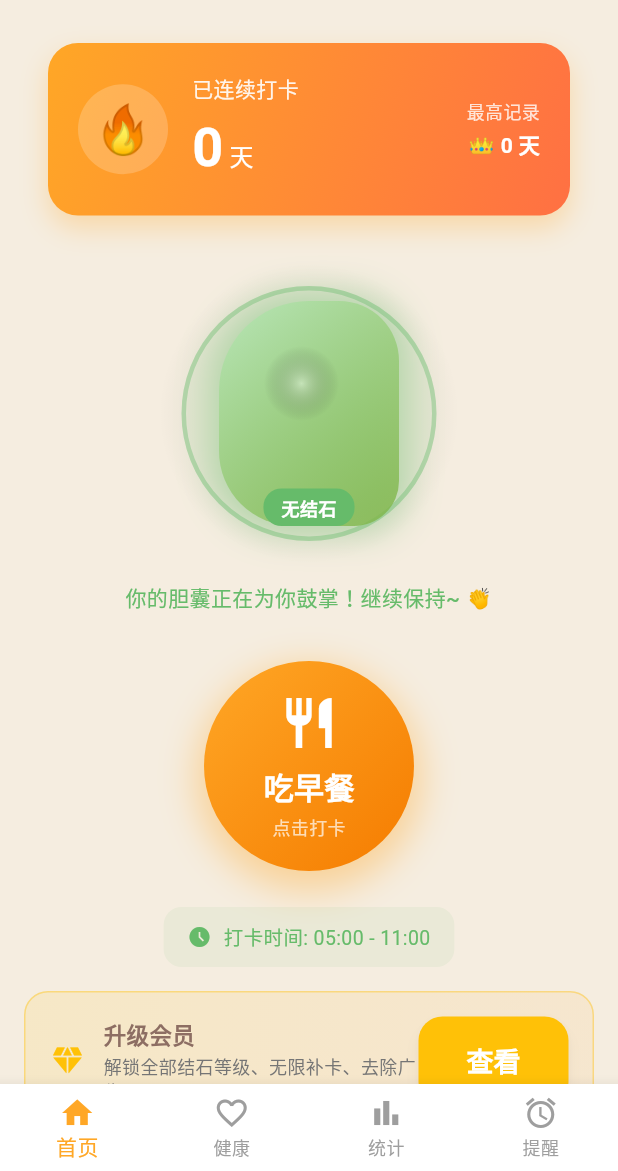
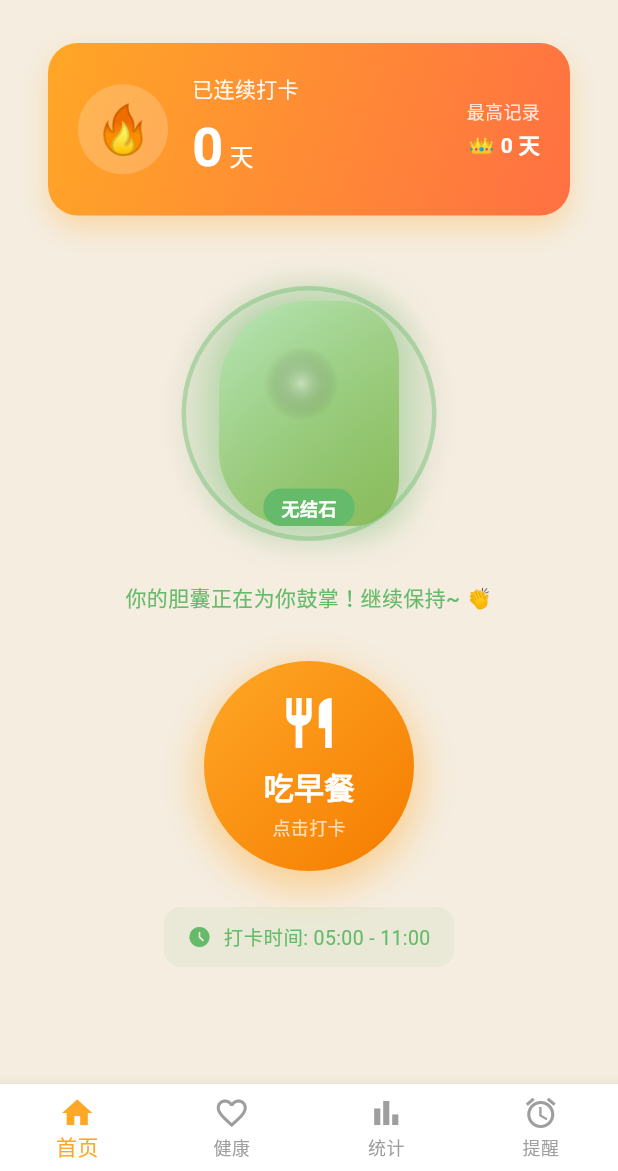
Before and after one commit to yujietang/breakfast_checkin, a Flutter app: the screen it shows after launch, after a tap on "不同意", on a phone screen of 412 x 824 dp, the part 65-1236 px from its top. Run offline on Flutter 3.47's test engine with Material 3 defaults, Android fonts, the phone set to English and light mode, and no system bars; our stand-ins replace fl_chart, flutter_local_notifications, share_plus, shared_preferences, sqflite, timezone; accounts and stored records are empty; Roboto replaces fonts that are missing (PingFang SC).

Commit message:
fix: 删除会员提示卡片，修复测试

```diff
--- a/lib/screens/home_screen_v2.dart
+++ b/lib/screens/home_screen_v2.dart
@@ -396,67 +396,7 @@ class _HomeScreenV2State extends State<HomeScreenV2>
                 ),
               ),
 
-              // 会员提示
-              if (!userData.isPremiumValid)
-                Container(
-                  margin: const EdgeInsets.only(top: 16),
-                  padding: const EdgeInsets.all(16),
-                  decoration: BoxDecoration(
-                    gradient: LinearGradient(
-                      colors: [
-                        Colors.amber.withAlpha(30),
-                        Colors.orange.withAlpha(20),
-                      ],
-                    ),
-                    borderRadius: BorderRadius.circular(16),
-                    border: Border.all(color: Colors.amber.withAlpha(100)),
-                  ),
-                  child: Row(
-                    children: [
-                      const Icon(
-                        Icons.diamond,
-                        color: Colors.amber,
-                      ),
-                      const SizedBox(width: 12),
-                      Expanded(
-                        child: Column(
-                          crossAxisAlignment: CrossAxisAlignment.start,
-                          children: [
-                            const Text(
-                              '升级会员',
-                              style: TextStyle(
-                                fontWeight: FontWeight.bold,
-                                fontSize: 15,
-                              ),
-                            ),
-                            const SizedBox(height: 2),
-                            Text(
-                              '解锁全部结石等级、无限补卡、去除广告',
-                              style: TextStyle(
-                                fontSize: 12,
-                                color: Colors.grey[600],
-                              ),
-                            ),
-                          ],
-                        ),
-                      ),
-                      ElevatedButton(
-                        onPressed: () {
-                          Navigator.push(
-                            context,
-                            MaterialPageRoute(
-                                builder: (_) => const StoreScreen()),
-                          ).then((_) => _loadData());
-                        },
-                        style: ElevatedButton.styleFrom(
-                          backgroundColor: Colors.amber,
-                          foregroundColor: Colors.white,
-                        ),
-                        child: const Text('查看'),
-                      ),
-                    ],
-                  ),
-                ),
+
             ],
           ),
         ),
```
Also changed, not shown: 1 other file.
